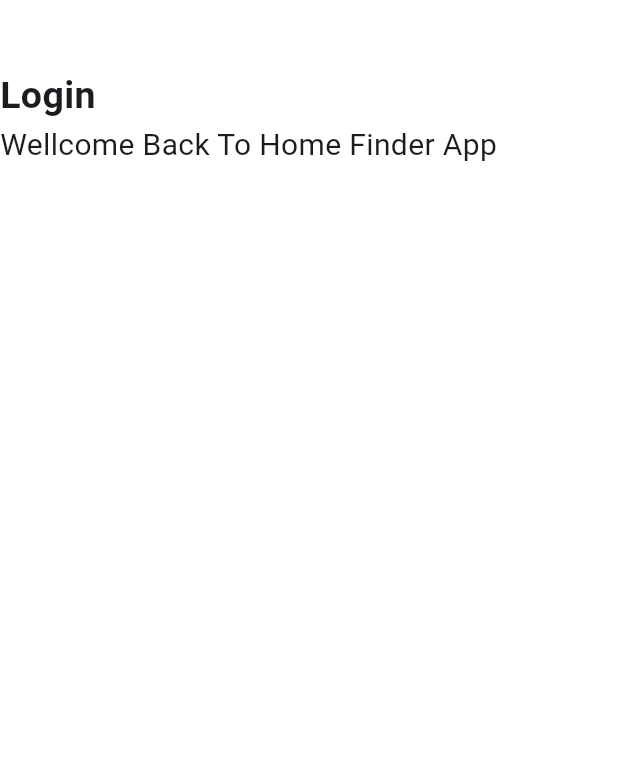
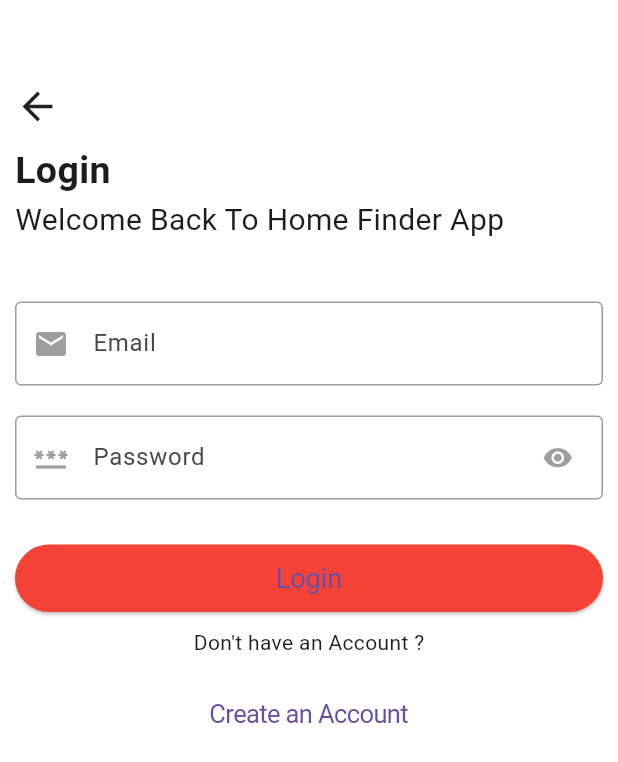
Before and after one commit to Aryankumar011/Heme-Finder, a Flutter app: the Login screen opened directly, on a phone screen of 412 x 824 dp. Shown: the top 762 px of the screen. Run offline on Flutter 3.47's test engine with Material 3 defaults, Android fonts, the phone set to English and light mode, and no system bars.

Commit message:
Login Page Done

```diff
--- a/lib/constants/theme.dart
+++ b/lib/constants/theme.dart
@@ -1,7 +1,17 @@
 import 'package:flutter/material.dart';
 
 ThemeData themeData = ThemeData(
+    primaryColor: Colors.red,
     scaffoldBackgroundColor: Colors.white,
+    inputDecorationTheme: InputDecorationTheme(
+      border: outlineInputBorder,
+      errorBorder: outlineInputBorder,
+      enabledBorder: outlineInputBorder,
+      focusedBorder: outlineInputBorder,
+      disabledBorder: outlineInputBorder,
+      prefixIconColor: Colors.grey,
+      suffixIconColor: Colors.grey,
+    ),
     elevatedButtonTheme: ElevatedButtonThemeData(
         style: ElevatedButton.styleFrom(
             backgroundColor: Colors.red,
@@ -9,3 +19,6 @@ ThemeData themeData = ThemeData(
             textStyle: TextStyle(
               fontSize: 18,
             ))));
+
+OutlineInputBorder outlineInputBorder =
+    OutlineInputBorder(borderSide: BorderSide(color: Colors.grey));
--- a/lib/screens/auth_ui/login/login.dart
+++ b/lib/screens/auth_ui/login/login.dart
@@ -1,20 +1,71 @@
+import 'package:flutter/cupertino.dart';
 import 'package:flutter/material.dart';
+import 'package:home_finder_new/widgets/primarybutton/primary_button.dart';
 import 'package:home_finder_new/widgets/top_titles/top_titleles.dart';
 
-class Login extends StatelessWidget {
+class Login extends StatefulWidget {
   const Login({super.key});
 
+  @override
+  State<Login> createState() => _LoginState();
+}
+
+class _LoginState extends State<Login> {
+  bool isShowPassword = true;
   @override
   Widget build(BuildContext context) {
     return Scaffold(
       // appBar: AppBar(),
       body: Column(
+        crossAxisAlignment: CrossAxisAlignment.start,
         children: [
           // Icon(Icons.arrow_back),
-          TopTitles(
-            subTitle: "Wellcome Back To Home Finder App",
+          const TopTitles(
+            subTitle: "Welcome Back To Home Finder App",
             title: "Login",
           ),
+          Padding(
+            padding: const EdgeInsets.all(10.0),
+            child: Column(children: [
+              TextFormField(
+                decoration: const InputDecoration(
+                    prefixIcon: Icon(Icons.mail), hintText: "Email"),
+              ),
+              const SizedBox(
+                height: 20,
+              ),
+              TextFormField(
+                decoration: InputDecoration(
+                    prefixIcon: const Icon(Icons.password),
+                    suffixIcon: CupertinoButton(
+                        child: Icon(
+                          Icons.visibility,
+                          color: Colors.grey,
+                        ),
+                        onPressed: () {
+                          setState(() {
+                            isShowPassword = !isShowPassword;
+                          });
+                        }),
+                    hintText: "Password"),
+                obscureText: isShowPassword,
+              ),
+              const SizedBox(
+                height: 30,
+              ),
+              PrimaryButton(onPressed: () {}, title: "Login"),
+            ]),
+          ),
+          const Center(child: Text("Don't have an Account ?")),
+          SizedBox(
+            height: 12,
+          ),
+
+          Center(
+              child: CupertinoButton(
+                  child: Text('Create an Account'), onPressed: () {})),
+
+          // TextButton(onPressed: () {}, child: Text('Create an Account')),
         ],
       ),
     );
--- a/lib/widgets/top_titles/top_titleles.dart
+++ b/lib/widgets/top_titles/top_titleles.dart
@@ -1,3 +1,4 @@
+import 'package:flutter/cupertino.dart';
 import 'package:flutter/material.dart';
 
 class TopTitles extends StatelessWidget {
@@ -6,12 +7,28 @@ class TopTitles extends StatelessWidget {
   const TopTitles({super.key, required this.title, required this.subTitle});
   @override
   Widget build(BuildContext context) {
-    return Column(
+    return Padding(
+      padding: const EdgeInsets.all(10.0),
+      child: Column(
         crossAxisAlignment: CrossAxisAlignment.start,
         children: [
           SizedBox(
             height: kToolbarHeight - 10,
           ),
+          if (title == "Login" || title == "Create Account")
+            GestureDetector(
+              onTap: () {
+                Navigator.of(context).pop();
+              },
+              child: const Icon(
+                Icons.arrow_back,
+                size: 30,
+              ),
+            ),
+          SizedBox(
+            height: 10,
+          ),
+          // BackButton(),
           Text(title,
               style: TextStyle(fontSize: 25, fontWeight: FontWeight.bold)),
           Text(subTitle,
@@ -22,6 +39,7 @@ class TopTitles extends StatelessWidget {
             height: 20,
           ),
         ],
+      ),
     );
   }
 }
```
Lines whose indentation alone changed are shown as unchanged.
